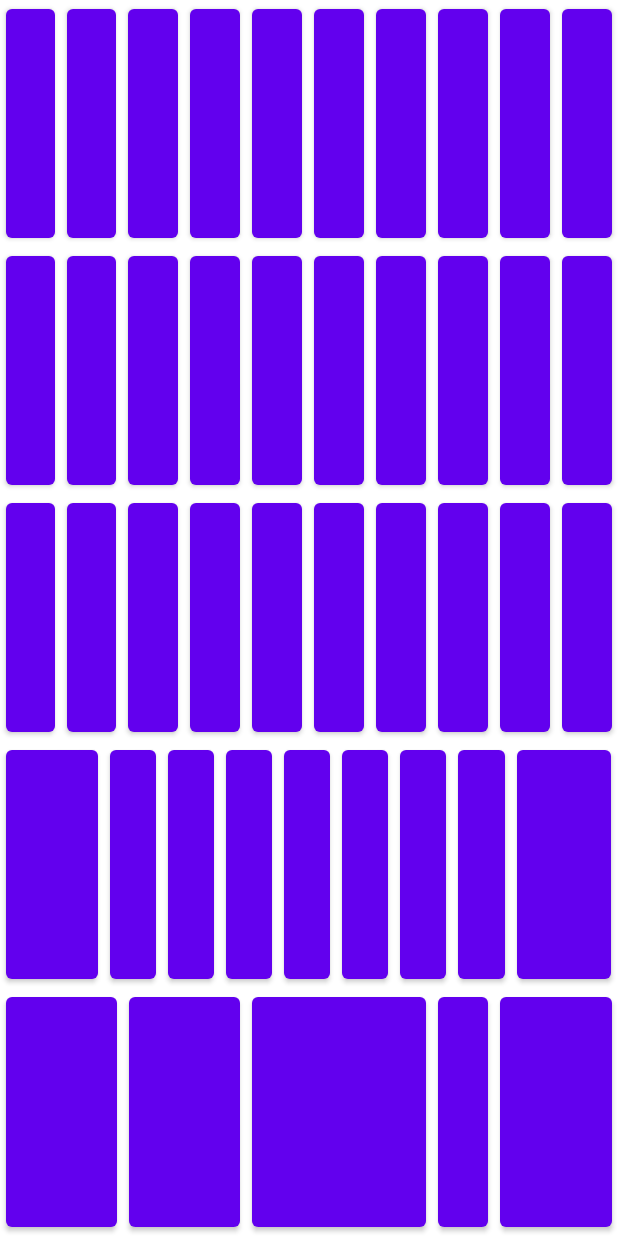
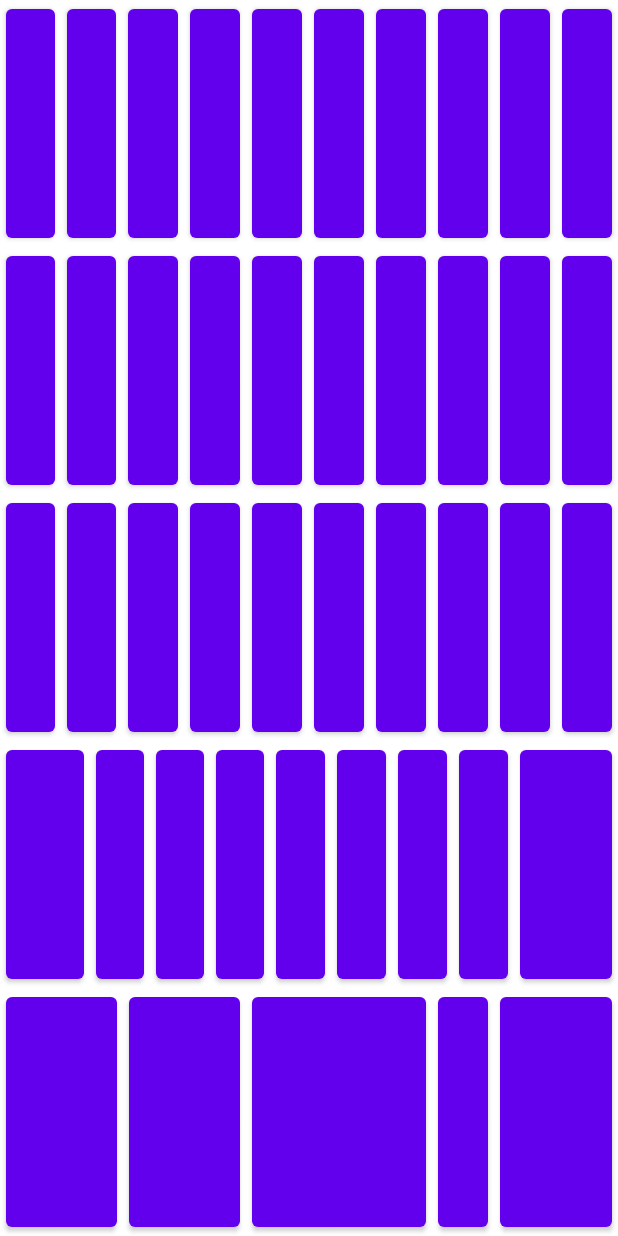
Before and after one commit to MCA-2021-Team-4/facemoji, an Android app: the layout keyboard_symbol.xml on its own in the app's theme, with its tools: preview values and no code run, on a phone screen of 412 x 824 dp. Run offline under Robolectric (Android 15) with nearby library versions, the phone set to English and light mode, and no system bars.

Commit message:
Adjust weight of key_caps & key_del at keyboard_symbol

```diff
--- a/android/keyboard-ui/app/src/main/res/layout/keyboard_symbol.xml
+++ b/android/keyboard-ui/app/src/main/res/layout/keyboard_symbol.xml
@@ -255,7 +255,7 @@
                 android:id="@+id/action_key_caps"
                 android:layout_width="0dp"
                 android:layout_height="match_parent"
-                android:layout_weight="1.8"/>
+                android:layout_weight="1.5"/>
         <include
                 layout="@layout/keyboard_item"
                 android:id="@+id/action_key_z"
@@ -303,7 +303,7 @@
                 android:id="@+id/action_key_del"
                 android:layout_width="0dp"
                 android:layout_height="match_parent"
-                android:layout_weight="1.8"/>
+                android:layout_weight="1.7"/>
     </LinearLayout>
     <LinearLayout
             android:id="@+id/fourth_line"
```
